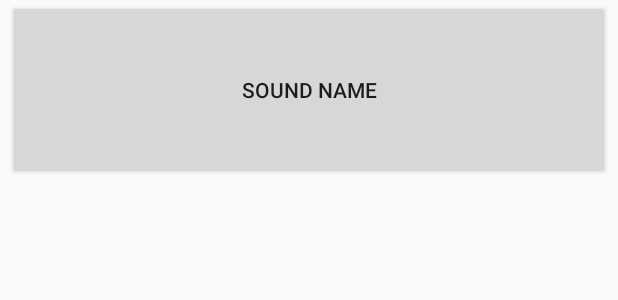
After one commit to sunflow-er/BeatBox, an Android app: the layout list_item_sound.xml on its own in the app's theme, with its tools: preview values and no code run, on a phone screen of 412 x 824 dp. The commit adds this screen. Shown: the top 300 px of the screen. Run offline under Robolectric (Android 15) with nearby library versions, the phone set to English and light mode, and no system bars.

Commit message:
리사이클러 뷰 구성

```diff
--- /dev/null
+++ b/app/src/main/res/layout/list_item_sound.xml
@@ -0,0 +1,12 @@
+<?xml version="1.0" encoding="utf-8"?>
+<layout xmlns:android="http://schemas.android.com/apk/res/android"
+    xmlns:tools="http://schemas.android.com/tools">
+
+    <Button
+        android:layout_width="match_parent"
+        android:layout_height="120dp"
+        android:layout_marginStart="5dp"
+        android:layout_marginEnd="5dp"
+        tools:text="Sound name"/>
+
+</layout>
```
Also changed, not shown: app/src/main/java/org/javaapp/beatbox/MainActivity.kt (+35 -1 lines), app/src/main/res/layout/activity_main.xml (+6 -1 lines).
